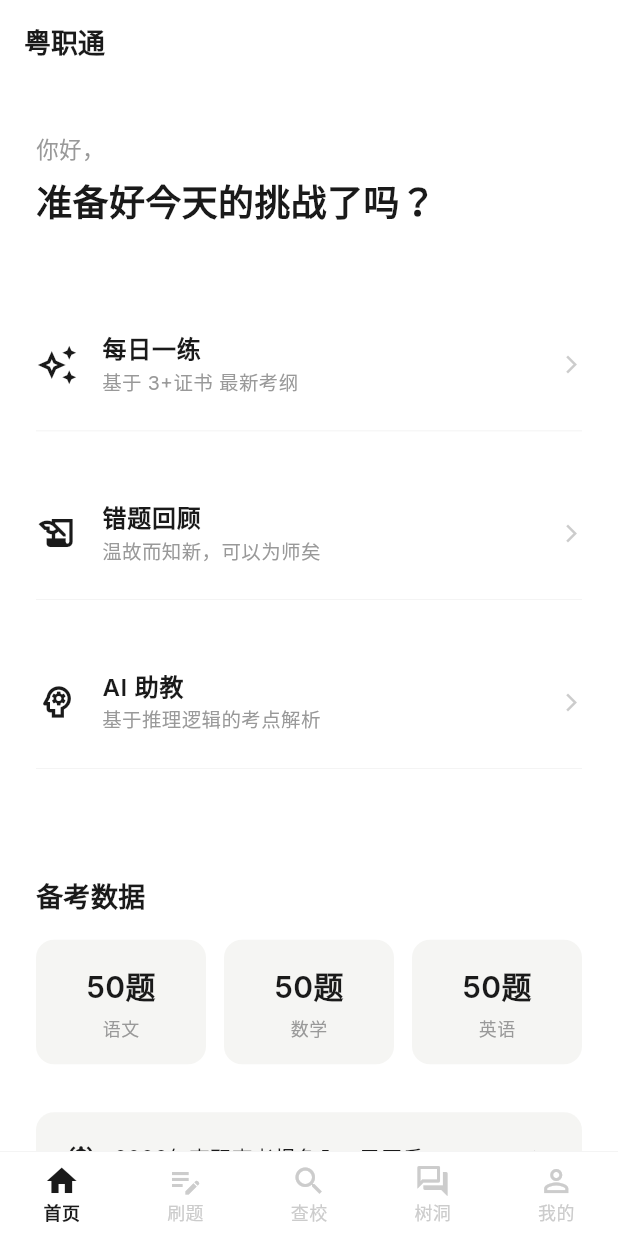
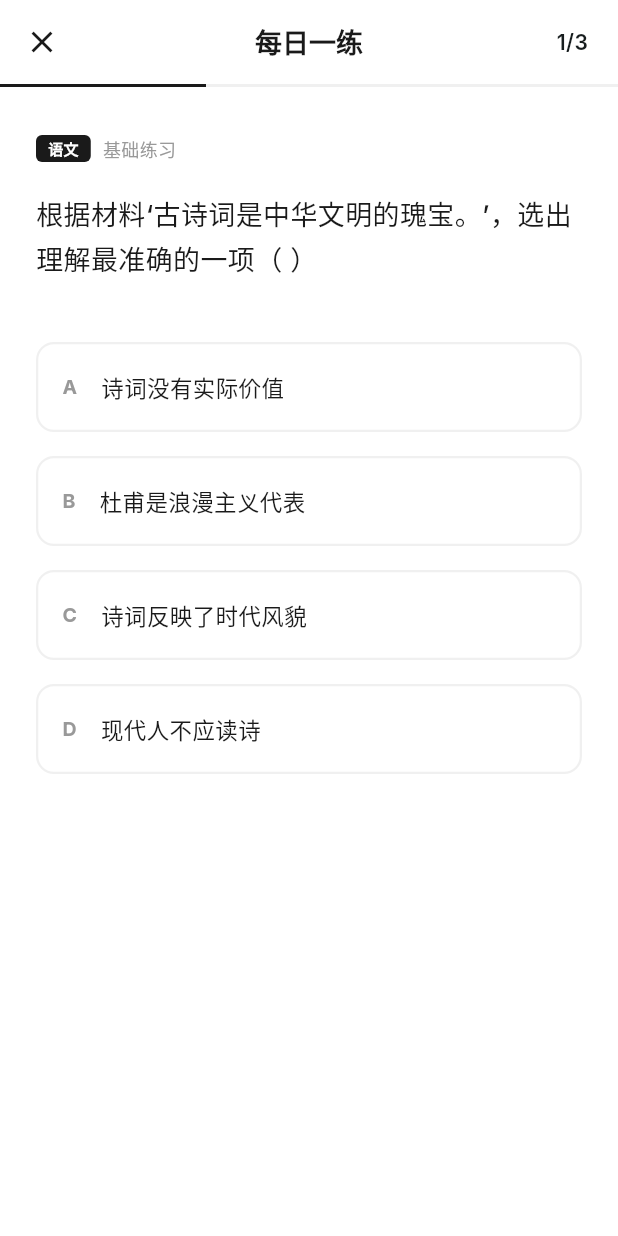
Before and after one commit to 6kgk/legendary-octo-meme, a Flutter app: the screen it shows after launch, after a tap on "每日一练", on a phone screen of 412 x 824 dp. Run offline on Flutter 3.47's test engine with Material 3 defaults, Android fonts, the phone set to English and light mode, and no system bars; our stand-ins replace google_fonts, shared_preferences.

Commit message:
feat(v1.2): Splash screen + Daily Practice + Smart AI Tutor
- Added splash screen with fade-in animation and brand identity
- Implemented Daily Practice: random 3-question quick quiz (1 per subject)
- AI Tutor now matches questions from real database instead of hardcoded responses
- Added quick-ask chips for common topics (字音辨析/三角函数/语法填空)
- Connected Home page buttons to Daily Practice and Wrong Answers pages
- Updated app name to 粤职通 in AndroidManifest
- Verified: 0 errors, 0 warnings, flutter build web passed

```diff
--- a/src/frontend/lib/main.dart
+++ b/src/frontend/lib/main.dart
@@ -3,7 +3,7 @@ import 'services/forum_provider.dart';
 import 'services/study_provider.dart';
 import 'services/school_provider.dart';
 import 'package:provider/provider.dart';
-import 'main_scaffold.dart';
+import 'pages/splash_screen.dart';
 import 'theme.dart';
 
 void main() {
@@ -28,7 +28,7 @@ class YueZhiTongApp extends StatelessWidget {
       debugShowCheckedModeBanner: false,
       title: '粤职通',
       theme: AppTheme.lightTheme,
-      home: const MainScaffold(),
+      home: const SplashScreen(),
     );
   }
 }
--- /dev/null
+++ b/src/frontend/lib/pages/daily_practice_page.dart
@@ -0,0 +1,323 @@
+import 'dart:async';
+import 'package:flutter/material.dart';
+import 'package:provider/provider.dart';
+import '../models/app_models.dart';
+import '../services/study_provider.dart';
+import '../theme.dart';
+
+class DailyPracticePage extends StatefulWidget {
+  const DailyPracticePage({super.key});
+
+  @override
+  State<DailyPracticePage> createState() => _DailyPracticePageState();
+}
+
+class _DailyPracticePageState extends State<DailyPracticePage> {
+  List<Question> _practiceQuestions = [];
+  int _currentIndex = 0;
+  int _correctCount = 0;
+  final List<bool?> _results = [null, null, null]; // To track which subject was correct
+  int? _selectedIndex;
+  bool _isAnswered = false;
+  late DateTime _startTime;
+  Duration? _totalTime;
+
+  @override
+  void initState() {
+    super.initState();
+    _startTime = DateTime.now();
+    _prepareQuestions();
+  }
+
+  void _prepareQuestions() {
+    final study = Provider.of<StudyProvider>(context, listen: false);
+    final subjects = ['语文', '数学', '英语'];
+    List<Question> selected = [];
+
+    for (var subject in subjects) {
+      final qs = study.getQuestionsBySubject(subject);
+      if (qs.isNotEmpty) {
+        qs.shuffle();
+        selected.add(qs.first);
+      }
+    }
+    setState(() {
+      _practiceQuestions = selected;
+    });
+  }
+
+  void _handleAnswer(int index) {
+    if (_isAnswered) return;
+
+    setState(() {
+      _selectedIndex = index;
+      _isAnswered = true;
+      bool isCorrect = index == _practiceQuestions[_currentIndex].answerIndex;
+      if (isCorrect) _correctCount++;
+      _results[_currentIndex] = isCorrect;
+    });
+
+    // Auto switch after 1 second
+    Timer(const Duration(milliseconds: 1000), () {
+      if (mounted) {
+        if (_currentIndex < _practiceQuestions.length - 1) {
+          setState(() {
+            _currentIndex++;
+            _selectedIndex = null;
+            _isAnswered = false;
+          });
+        } else {
+          setState(() {
+            _totalTime = DateTime.now().difference(_startTime);
+            _currentIndex++; // To show result screen
+          });
+        }
+      }
+    });
+  }
+
+  @override
+  Widget build(BuildContext context) {
+    if (_practiceQuestions.isEmpty) {
+      return Scaffold(
+        appBar: AppBar(title: const Text('每日一练')),
+        body: const Center(child: CircularProgressIndicator()),
+      );
+    }
+
+    if (_currentIndex >= _practiceQuestions.length) {
+      return _buildResultScreen();
+    }
+
+    final question = _practiceQuestions[_currentIndex];
+    final progress = (_currentIndex + 1) / _practiceQuestions.length;
+
+    return Scaffold(
+      appBar: AppBar(
+        title: const Text('每日一练'),
+        centerTitle: true,
+        leading: IconButton(
+          icon: const Icon(Icons.close),
+          onPressed: () => Navigator.pop(context),
+        ),
+        actions: [
+          Center(
+            child: Padding(
+              padding: const EdgeInsets.only(right: 20),
+              child: Text('${_currentIndex + 1}/3',
+                  style: const TextStyle(fontWeight: FontWeight.w600, fontSize: 14)),
+            ),
+          ),
+        ],
+      ),
+      body: Column(
+        children: [
+          LinearProgressIndicator(
+            value: progress,
+            minHeight: 2,
+            backgroundColor: AppColors.divider,
+            valueColor: const AlwaysStoppedAnimation(AppColors.mainText),
+          ),
+          Expanded(
+            child: SingleChildScrollView(
+              padding: const EdgeInsets.symmetric(horizontal: 24, vertical: 32),
+              child: Column(
+                crossAxisAlignment: CrossAxisAlignment.start,
+                children: [
+                  Row(
+                    children: [
+                      Container(
+                        padding: const EdgeInsets.symmetric(horizontal: 8, vertical: 2),
+                        decoration: BoxDecoration(
+                          color: AppColors.mainText,
+                          borderRadius: BorderRadius.circular(4),
+                        ),
+                        child: Text(
+                          question.subject,
+                          style: const TextStyle(color: Colors.white, fontSize: 10, fontWeight: FontWeight.bold),
+                        ),
+                      ),
+                      const SizedBox(width: 8),
+                      Text(
+                        '基础练习',
+                        style: TextStyle(color: AppColors.subText, fontSize: 12),
+                      ),
+                    ],
+                  ),
+                  const SizedBox(height: 20),
+                  Text(
+                    question.content,
+                    style: const TextStyle(
+                      fontSize: 18,
+                      fontWeight: FontWeight.w500,
+                      height: 1.6,
+                      color: AppColors.mainText,
+                    ),
+                  ),
+                  const SizedBox(height: 40),
+                  ...List.generate(
+                    question.options.length,
+                    (index) => _buildOptionTile(index, question.options[index], question.answerIndex),
+                  ),
+                ],
+              ),
+            ),
+          ),
+        ],
+      ),
+    );
+  }
+
+  Widget _buildOptionTile(int index, String text, int correctIndex) {
+    bool isSelected = _selectedIndex == index;
+    bool isCorrect = index == correctIndex;
+
+    Color borderColor = AppColors.divider;
+    Color bgColor = AppColors.background;
+    Widget? trailing;
+
+    if (_isAnswered) {
+      if (isCorrect) {
+        borderColor = Colors.green;
+        bgColor = Colors.green.withOpacity(0.05);
+        trailing = const Icon(Icons.check_circle, color: Colors.green, size: 20);
+      } else if (isSelected) {
+        borderColor = Colors.red;
+        bgColor = Colors.red.withOpacity(0.05);
+        trailing = const Icon(Icons.cancel, color: Colors.red, size: 20);
+      }
+    } else if (isSelected) {
+      borderColor = AppColors.mainText;
+    }
+
+    return GestureDetector(
+      onTap: () => _handleAnswer(index),
+      child: Container(
+        margin: const EdgeInsets.only(bottom: 16),
+        padding: const EdgeInsets.symmetric(horizontal: 16, vertical: 18),
+        decoration: BoxDecoration(
+          color: bgColor,
+          borderRadius: BorderRadius.circular(12),
+          border: Border.all(color: borderColor, width: 1.5),
+        ),
+        child: Row(
+          children: [
+            Text(
+              String.fromCharCode(65 + index),
+              style: TextStyle(
+                fontWeight: FontWeight.bold,
+                color: isSelected ? AppColors.mainText : AppColors.subText,
+              ),
+            ),
+            const SizedBox(width: 16),
+            Expanded(
+              child: Text(
+                text,
+                style: const TextStyle(fontSize: 15, color: AppColors.mainText),
+              ),
+            ),
+            if (trailing != null) trailing,
+          ],
+        ),
+      ),
+    );
+  }
+
+  Widget _buildResultScreen() {
+    final subjects = ['语文', '数学', '英语'];
+    final timeStr = _totalTime != null
+        ? '${_totalTime!.inMinutes}:${(_totalTime!.inSeconds % 60).toString().padLeft(2, '0')}'
+        : '--:--';
+
+    return Scaffold(
+      backgroundColor: AppColors.background,
+      body: SafeArea(
+        child: Column(
+          children: [
+            const SizedBox(height: 60),
+            const Center(
+              child: Text('练习完成',
+                  style: TextStyle(fontSize: 16, color: AppColors.subText, fontWeight: FontWeight.w500)),
+            ),
+            const SizedBox(height: 12),
+            Text('$_correctCount / 3',
+                style: const TextStyle(fontSize: 48, fontWeight: FontWeight.w800, color: AppColors.mainText)),
+            const SizedBox(height: 48),
+            Padding(
+              padding: const EdgeInsets.symmetric(horizontal: 40),
+              child: Row(
+                mainAxisAlignment: MainAxisAlignment.spaceBetween,
+                children: [
+                  _buildStatItem('用时', timeStr),
+                  Container(width: 1, height: 24, color: AppColors.divider),
+                  _buildStatItem('准确率', '${((_correctCount / 3) * 100).round()}%'),
+                ],
+              ),
+            ),
+            const SizedBox(height: 60),
+            Padding(
+              padding: const EdgeInsets.symmetric(horizontal: 24),
+              child: Column(
+                crossAxisAlignment: CrossAxisAlignment.start,
+                children: [
+                  const Text('各科详情',
+                      style: TextStyle(fontSize: 14, fontWeight: FontWeight.bold, color: AppColors.mainText)),
+                  const SizedBox(height: 16),
+                  ...List.generate(3, (index) {
+                    return Container(
+                      margin: const EdgeInsets.only(bottom: 12),
+                      padding: const EdgeInsets.all(16),
+                      decoration: BoxDecoration(
+                        color: AppColors.areaBg,
+                        borderRadius: BorderRadius.circular(12),
+                      ),
+                      child: Row(
+                        children: [
+                          Text(subjects[index], style: const TextStyle(fontWeight: FontWeight.w600)),
+                          const Spacer(),
+                          Text(
+                            _results[index] == true ? '正确' : (_results[index] == false ? '错误' : '未做'),
+                            style: TextStyle(
+                              color: _results[index] == true ? Colors.green : Colors.red,
+                              fontSize: 13,
+                              fontWeight: FontWeight.w500,
+                            ),
+                          ),
+                          const SizedBox(width: 8),
+                          Icon(
+                            _results[index] == true ? Icons.check_circle_outline : Icons.highlight_off,
+                            size: 16,
+                            color: _results[index] == true ? Colors.green : Colors.red,
+                          ),
+                        ],
+                      ),
+                    );
+                  }),
+                ],
+              ),
+            ),
+            const Spacer(),
+            Padding(
+              padding: const EdgeInsets.all(24),
+              child: ElevatedButton(
+                onPressed: () => Navigator.pop(context),
+                child: const Text('返回首页'),
+              ),
+            ),
+          ],
+        ),
+      ),
+    );
+  }
+
+  Widget _buildStatItem(String label, String value) {
+    return Column(
+      children: [
+        Text(value,
+            style: const TextStyle(fontSize: 20, fontWeight: FontWeight.bold, color: AppColors.mainText)),
+        const SizedBox(height: 4),
+        Text(label, style: const TextStyle(fontSize: 12, color: AppColors.subText)),
+      ],
+    );
+  }
+}
--- a/src/frontend/lib/pages/home_page.dart
+++ b/src/frontend/lib/pages/home_page.dart
@@ -1,6 +1,8 @@
 import 'package:flutter/material.dart';
 import 'package:provider/provider.dart';
 import 'ai_tutor_page.dart';
+import 'daily_practice_page.dart';
+import 'wrong_answers_page.dart';
 import '../services/study_provider.dart';
 import '../theme.dart';
 
@@ -36,8 +38,10 @@ class _HomePageState extends State<HomePage> {
             const Text('准备好今天的挑战了吗？',
                 style: TextStyle(fontSize: 24, fontWeight: FontWeight.w600, color: AppColors.mainText)),
             const SizedBox(height: 48),
-            _buildNavTile(context, '每日一练', '基于 3+证书 最新考纲', Icons.auto_awesome_outlined),
-            _buildNavTile(context, '错题回顾', '温故而知新，可以为师矣', Icons.history_edu_outlined),
+            _buildNavTile(context, '每日一练', '基于 3+证书 最新考纲', Icons.auto_awesome_outlined,
+                const DailyPracticePage()),
+            _buildNavTile(context, '错题回顾', '温故而知新，可以为师矣', Icons.history_edu_outlined,
+                const WrongAnswersPage()),
             _buildNavTile(context, 'AI 助教', '基于推理逻辑的考点解析', Icons.psychology_outlined,
                 const AITutorPage()),
             const SizedBox(height: 48),
--- /dev/null
+++ b/src/frontend/lib/pages/splash_screen.dart
@@ -0,0 +1,102 @@
+import 'package:flutter/material.dart';
+import '../main_scaffold.dart';
+import '../theme.dart';
+
+class SplashScreen extends StatefulWidget {
+  const SplashScreen({super.key});
+
+  @override
+  State<SplashScreen> createState() => _SplashScreenState();
+}
+
+class _SplashScreenState extends State<SplashScreen> with SingleTickerProviderStateMixin {
+  late AnimationController _controller;
+  late Animation<double> _animation;
+
+  @override
+  void initState() {
+    super.initState();
+    _controller = AnimationController(
+      duration: const Duration(seconds: 1),
+      vsync: this,
+    );
+    _animation = CurvedAnimation(parent: _controller, curve: Curves.easeIn);
+
+    _controller.forward();
+
+    Future.delayed(const Duration(seconds: 2), () {
+      if (mounted) {
+        Navigator.pushReplacement(
+          context,
+          PageRouteBuilder(
+            pageBuilder: (context, animation, secondaryAnimation) => const MainScaffold(),
+            transitionsBuilder: (context, animation, secondaryAnimation, child) {
+              return FadeTransition(opacity: animation, child: child);
+            },
+            transitionDuration: const Duration(milliseconds: 500),
+          ),
+        );
+      }
+    });
+  }
+
+  @override
+  void dispose() {
+    _controller.dispose();
+    super.dispose();
+  }
+
+  @override
+  Widget build(BuildContext context) {
+    return Scaffold(
+      backgroundColor: Colors.white,
+      body: Stack(
+        children: [
+          Center(
+            child: FadeTransition(
+              opacity: _animation,
+              child: Column(
+                mainAxisSize: MainAxisSize.min,
+                children: [
+                  const Text(
+                    '粤职通',
+                    style: TextStyle(
+                      fontSize: 42,
+                      fontWeight: FontWeight.bold,
+                      color: AppColors.mainText,
+                      letterSpacing: 4,
+                    ),
+                  ),
+                  const SizedBox(height: 12),
+                  const Text(
+                    '广东3+证书备考助手',
+                    style: TextStyle(
+                      fontSize: 16,
+                      color: AppColors.mainText,
+                      letterSpacing: 2,
+                    ),
+                  ),
+                ],
+              ),
+            ),
+          ),
+          Positioned(
+            bottom: 40,
+            left: 0,
+            right: 0,
+            child: Center(
+              child: Text(
+                'Powered by YueZhiTong',
+                style: TextStyle(
+                  fontSize: 12,
+                  color: Colors.grey.shade500,
+                  letterSpacing: 1,
+                ),
+              ),
+            ),
+          ),
+        ],
+      ),
+    );
+  }
+}
--- a/src/frontend/lib/services/ai_service.dart
+++ b/src/frontend/lib/services/ai_service.dart
@@ -1,57 +1,77 @@
 import 'dart:async';
+import 'data_loader.dart';
+import '../models/app_models.dart';
 
 class AIService {
   static Future<String> getExplanation(String query) async {
-    await Future.delayed(const Duration(seconds: 1));
+    await Future.delayed(const Duration(milliseconds: 800));
 
-    if (query.contains('数学') || query.contains('函数') || query.contains('三角')) {
-      return '''三角函数核心考点解析
+    try {
+      final questions = await DataLoader.loadQuestions();
 
-对于 3+证书数学，三角函数求值通常遵循以下步骤：
+      // 简单的关键词匹配逻辑
+      Question? bestMatch;
+      int maxOverlap = 0;
 
-1. 诱导公式：先将大角化小角，如 sin(180° - α) = sin α
-2. 符号判断：根据象限判断正负（一全正、二正弦、三切、四余弦）
-3. 特殊角：熟记 30°、45°、60° 的三角函数值
+      final queryLower = query.toLowerCase();
 
-示例题解：
-求 sin 150° 的值。
-解：sin 150° = sin(180° - 30°) = sin 30° = 1/2
-''';
+      for (var q in questions) {
+        int overlap = 0;
+        if (q.content.toLowerCase().contains(queryLower)) {
+          overlap += 10; // 强匹配
+        }
+
+        // 检查学科匹配
+        if (queryLower.contains(q.subject.toLowerCase())) {
+          overlap += 5;
+        }
+
+        // 简单的关键词拆分匹配
+        final keywords = queryLower.split(RegExp(r'[\s，。？！、]')).where((e) => e.length > 1);
+        for (var kw in keywords) {
+          if (q.content.toLowerCase().contains(kw)) {
+            overlap += 2;
+          }
+        }
+
+        if (overlap > maxOverlap) {
+          maxOverlap = overlap;
+          bestMatch = q;
+        }
+      }
+
+      if (bestMatch != null && maxOverlap > 5) {
+        final answerLabel = String.fromCharCode(65 + bestMatch.answerIndex);
+        return '''【为您找到相关题目】
+${bestMatch.content}
+${bestMatch.options.asMap().entries.map((e) => '${String.fromCharCode(65 + e.key)}. ${e.value}').join('\n')}
+
+【正确答案】
+$answerLabel. ${bestMatch.options[bestMatch.answerIndex]}
+
+【详细解析】
+${bestMatch.explanation}
+
+【相关知识点提示】
+本题属于 ${bestMatch.subject} 核心考点。建议查阅“粤职通”学习板块中的相关专题进行深度复习。''';
+      }
+    } catch (e) {
+      print('AI Service Error: $e');
     }
 
-    if (query.contains('英语') || query.contains('语法') || query.contains('English')) {
-      return '''英语语法高频考点
-
-3+证书英语常考语法点：
-
-1. 时态辨析：一般过去时 vs 现在完成时
-   - I have lived here for 5 years. (强调持续)
-   - I lived there in 2020. (强调过去某时间点)
-
-2. 定语从句：who/which/that 的选用
-   - 先行词是人用 who/that
-   - 先行词是物用 which/that
-
-3. 固定搭配：look forward to doing, be used to doing
-''';
+    // 通用回复逻辑
+    if (query.contains('数学') || query.contains('函数') || query.contains('三角')) {
+      return '关于数学三角函数，建议重点掌握：\n1. 诱导公式：奇变偶不变，符号看象限\n2. 特殊角取值：30°/45°/60° 的 sin/cos/tan\n3. 正余弦定理的实际应用。';
     }
 
-    if (query.contains('语文') || query.contains('成语') || query.contains('古诗')) {
-      return '''语文选择题高频考点
-
-1. 字音辨析：注意多音字和易错读音
-   - 休憩(qì) 狡黠(xiá) 渲染(xuàn)
-
-2. 成语辨析：注意褒贬色彩和使用对象
-   - "巧夺天工"只能形容人工制品，不能形容自然景观
-   - "首当其冲"是最先受到攻击，不是"首先"的意思
-
-3. 病句辨析：常见类型
-   - 两面对一面（"能否...取决于..."）
-   - 成分残缺（缺主语或宾语）
-''';
+    if (query.contains('英语') || query.contains('语法')) {
+      return '英语语法复习建议：\n1. 词类：介词搭配、动词时态（现在完成时是重点）\n2. 句法：从句引导词、非谓语动词\n3. 多做往年真题中的语法填空。';
     }
 
-    return '你好！我是你的粤职通 AI 助教。你可以问我关于 3+证书 的任何考点，比如"数学三角函数怎么求"、"英语语法考什么"、"语文成语辨析"等。';
+    if (query.contains('语文') || query.contains('字音')) {
+      return '语文备考锦囊：\n1. 字音：整理常考易错多音字\n2. 成语：区分贬义词与褒义词的误用\n3. 作文：积累关于职教、强国主题的素材。';
+    }
+
+    return '你好！我是你的粤职通 AI 助教。我已经在题库中为你准备了丰富的学习资源。\n\n你可以尝试输入关键词：\n• "三角函数"\n• "语法填空"\n• "字音辨析"\n\n或者直接粘贴你想解析的题目给我！';
   }
 }
```
Also changed, not shown: src/frontend/lib/pages/ai_tutor_page.dart (+54 -6 lines), 1 other file.
